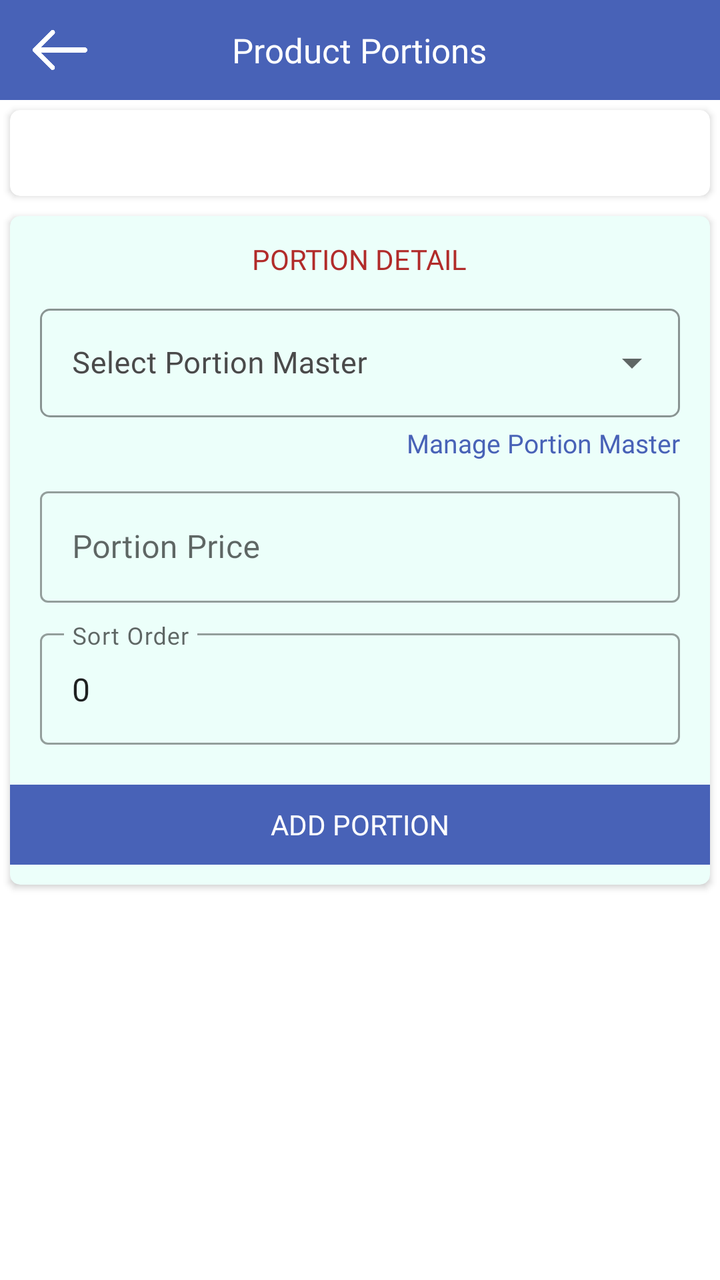
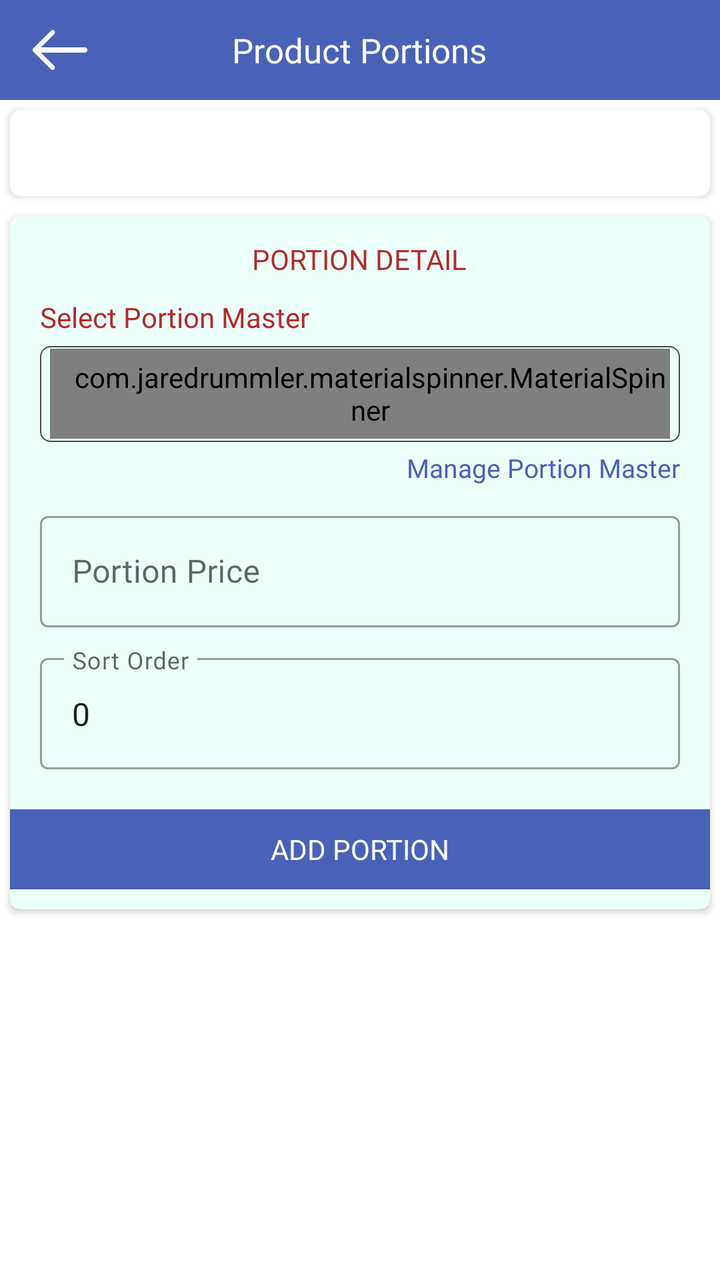

The first picture is an Android layout as it rendered before a commit; the second is the same layout after the commit. The layout source and the unified diff follow.
<!-- AndroidManifest.xml: application theme AppTheme -->
<!-- res/layout/fragment_manage_customer_product_portions.xml -->
<?xml version="1.0" encoding="utf-8"?>
<LinearLayout xmlns:android="http://schemas.android.com/apk/res/android"
    xmlns:app="http://schemas.android.com/apk/res-auto"
    xmlns:tools="http://schemas.android.com/tools"
    android:layout_width="match_parent"
    android:layout_height="match_parent"
    android:orientation="vertical"
    tools:context=".Fragment.ManageCustomerProductPortions">

    <com.google.android.material.appbar.AppBarLayout
        android:id="@+id/appBarLayout"
        android:layout_width="match_parent"
        android:layout_height="50dp">

        <RelativeLayout
            android:layout_width="match_parent"
            android:layout_height="match_parent">

            <ImageView
                android:id="@+id/backToHome"
                android:layout_width="30dp"
                android:layout_height="30dp"
                android:layout_alignParentStart="true"
                android:layout_centerInParent="true"
                android:layout_marginStart="15dp"
                android:src="@drawable/back"
                app:tint="@color/white" />

            <androidx.appcompat.widget.AppCompatTextView
                android:layout_width="wrap_content"
                android:layout_height="wrap_content"
                android:layout_centerInParent="true"
                android:fontFamily="@font/poppinsmedium"
                android:text="Product Portions"
                android:textColor="@color/white"
                android:textSize="17sp" />

        </RelativeLayout>

    </com.google.android.material.appbar.AppBarLayout>

    <androidx.core.widget.NestedScrollView
        android:layout_width="match_parent"
        android:layout_height="match_parent">

        <LinearLayout
            android:layout_width="match_parent"
            android:layout_height="wrap_content"
            android:orientation="vertical">

            <androidx.cardview.widget.CardView
                android:layout_width="match_parent"
                android:layout_height="wrap_content"
                android:layout_margin="5dp"
                app:cardCornerRadius="5dp">

                <TextView
                    android:id="@+id/productInfo"
                    android:layout_width="match_parent"
                    android:layout_height="wrap_content"
                    android:fontFamily="@font/poppinsmedium"
                    android:gravity="center"
                    android:padding="12dp"
                    android:textColor="@color/black" />

            </androidx.cardview.widget.CardView>

            <androidx.cardview.widget.CardView
                android:layout_width="match_parent"
                android:layout_height="wrap_content"
                android:layout_margin="5dp"
                app:cardBackgroundColor="#ecfffa"
                app:cardCornerRadius="5dp">

                <LinearLayout
                    android:layout_width="match_parent"
                    android:layout_height="wrap_content"
                    android:orientation="vertical"
                    android:paddingBottom="10dp">

                    <TextView
                        android:layout_width="wrap_content"
                        android:layout_height="wrap_content"
                        android:layout_gravity="center"
                        android:layout_marginTop="12dp"
                        android:fontFamily="@font/poppinsbold"
                        android:text="PORTION DETAIL"
                        android:textColor="@color/textcolor" />

                    <com.google.android.material.textfield.TextInputLayout
                        style="@style/CustomDropDownTilStyle"
                        android:layout_marginStart="15dp"
                        android:layout_marginTop="10dp"
                        android:layout_marginEnd="15dp"
                        android:hint="Select Portion Master">

                        <AutoCompleteTextView
                            android:id="@+id/portionMasterSpinner"
                            android:layout_width="match_parent"
                            android:layout_height="wrap_content"
                            android:focusable="false"
                            android:fontFamily="@font/poppinsregular"
                            android:inputType="none"
                            android:singleLine="true"
                            android:textSize="15sp" />

                    </com.google.android.material.textfield.TextInputLayout>

                    <TextView
                        android:id="@+id/managePortionMasterLink"
                        android:layout_width="wrap_content"
                        android:layout_height="wrap_content"
                        android:layout_gravity="end"
                        android:layout_marginEnd="15dp"
                        android:layout_marginTop="4dp"
                        android:fontFamily="@font/poppinsmedium"
                        android:text="Manage Portion Master"
                        android:textColor="@color/colorPrimary"
                        android:textSize="13sp" />

                    <com.google.android.material.textfield.TextInputLayout
                        style="@style/Widget.MaterialComponents.TextInputLayout.OutlinedBox"
                        android:layout_width="match_parent"
                        android:layout_height="wrap_content"
                        android:layout_marginStart="15dp"
                        android:layout_marginTop="10dp"
                        android:layout_marginEnd="15dp">

                        <com.google.android.material.textfield.TextInputEditText
                            android:id="@+id/portionPrice"
                            android:layout_width="match_parent"
                            android:layout_height="wrap_content"
                            android:fontFamily="@font/poppinsregular"
                            android:hint="Portion Price"
                            android:inputType="numberDecimal"
                            android:singleLine="true" />

                    </com.google.android.material.textfield.TextInputLayout>

                    <com.google.android.material.textfield.TextInputLayout
                        style="@style/Widget.MaterialComponents.TextInputLayout.OutlinedBox"
                        android:layout_width="match_parent"
                        android:layout_height="wrap_content"
                        android:layout_marginStart="15dp"
                        android:layout_marginTop="10dp"
                        android:layout_marginEnd="15dp">

                        <com.google.android.material.textfield.TextInputEditText
                            android:id="@+id/portionSortOrder"
                            android:layout_width="match_parent"
                            android:layout_height="wrap_content"
                            android:fontFamily="@font/poppinsregular"
                            android:hint="Sort Order"
                            android:inputType="number"
                            android:singleLine="true"
                            android:text="0" />

                    </com.google.android.material.textfield.TextInputLayout>

                    <TextView
                        android:id="@+id/addPortion"
                        android:layout_width="match_parent"
                        android:layout_height="40dp"
                        android:layout_marginTop="20dp"
                        android:background="@color/colorPrimary"
                        android:fontFamily="@font/poppinsmedium"
                        android:gravity="center"
                        android:text="Add Portion"
                        android:textAllCaps="true"
                        android:textColor="@color/white" />

                </LinearLayout>

            </androidx.cardview.widget.CardView>

            <androidx.cardview.widget.CardView
                android:id="@+id/portionListCardView"
                android:layout_width="match_parent"
                android:layout_height="wrap_content"
                android:layout_margin="5dp"
                android:visibility="gone"
                app:cardCornerRadius="5dp">

                <androidx.recyclerview.widget.RecyclerView
                    android:id="@+id/portionRecyclerview"
                    android:layout_width="match_parent"
                    android:layout_height="wrap_content"
                    android:nestedScrollingEnabled="false"
                    android:padding="5dp" />

            </androidx.cardview.widget.CardView>

        </LinearLayout>

    </androidx.core.widget.NestedScrollView>

    <TextView
        android:id="@+id/noDataFound"
        android:layout_width="wrap_content"
        android:layout_height="wrap_content"
        android:layout_gravity="center"
        android:layout_marginTop="80dp"
        android:fontFamily="@font/poppinsmedium"
        android:gravity="center"
        android:text="No portions found"
        android:textColor="@color/black"
        android:visibility="gone" />

</LinearLayout>
<!-- resources referenced by this layout -->
<resources>
  <color name="black">#000</color>
  <color name="colorPrimary">#4862b7</color>
  <color name="textcolor">#b12b2a</color>
  <color name="white">#fff</color>
  <!-- drawable back: png bitmap (drawable, 3507 bytes) -->
  <style name="CustomDropDownTilStyle" parent="Widget.MaterialComponents.TextInputLayout.OutlinedBox.ExposedDropdownMenu">
          <item name="android:layout_width">match_parent</item>
          <item name="android:layout_height">wrap_content</item>
          <item name="android:textColorHint">@color/light_black</item>
          <item name="fontFamily">@font/poppinsregular</item>
          <item name="android:textSize">15sp</item>
          <item name="overlapAnchor">true</item>
          <item name="hintTextColor">@color/colorAccent</item>
          <item name="boxStrokeColor">@color/colorAccent</item>
          <item name="colorControlNormal">@color/colorAccent</item>
          <item name="colorControlActivated">@color/colorAccent</item>
          <item name="colorControlHighlight">@color/colorAccent</item>
          <item name="boxCornerRadiusBottomEnd">5dp</item>
          <item name="boxCornerRadiusBottomStart">5dp</item>
          <item name="boxCornerRadiusTopEnd">5dp</item>
          <item name="boxCornerRadiusTopStart">5dp</item>
      </style>
  <style name="AppTheme" parent="Theme.MaterialComponents.DayNight.NoActionBar">
          
          <item name="colorPrimary">@color/colorPrimary</item>
          <item name="colorPrimaryDark">@color/colorPrimary</item>
          <item name="colorAccent">@color/colorAccent</item>
          <item name="android:windowIsTranslucent">true</item>
          <item name="windowNoTitle">true</item>
          <item name="windowActionBar">false</item>
  
      </style>
  <color name="light_black">#4a4a4a</color>
  <color name="colorAccent">#000</color>
</resources>

<!-- the commit's change to res/layout/fragment_manage_customer_product_portions.xml (unified diff, before → after) -->
@@ -87,24 +87,38 @@
                         android:text="PORTION DETAIL"
                         android:textColor="@color/textcolor" />
 
-                    <com.google.android.material.textfield.TextInputLayout
-                        style="@style/CustomDropDownTilStyle"
+                    <TextView
+                        android:layout_width="wrap_content"
+                        android:layout_height="wrap_content"
                         android:layout_marginStart="15dp"
                         android:layout_marginTop="10dp"
+                        android:fontFamily="@font/poppinsregular"
+                        android:text="Select Portion Master"
+                        android:textColor="@color/textcolor" />
+
+                    <LinearLayout
+                        android:layout_width="match_parent"
+                        android:layout_height="48dp"
+                        android:layout_marginStart="15dp"
+                        android:layout_marginTop="5dp"
                         android:layout_marginEnd="15dp"
-                        android:hint="Select Portion Master">
-
-                        <AutoCompleteTextView
+                        android:background="@drawable/button_rounded_border"
+                        android:orientation="horizontal">
+
+                        <com.jaredrummler.materialspinner.MaterialSpinner
                             android:id="@+id/portionMasterSpinner"
                             android:layout_width="match_parent"
-                            android:layout_height="wrap_content"
-                            android:focusable="false"
+                            android:layout_height="45dp"
+                            android:layout_gravity="center"
+                            android:layout_margin="5dp"
                             android:fontFamily="@font/poppinsregular"
-                            android:inputType="none"
-                            android:singleLine="true"
-                            android:textSize="15sp" />
-
-                    </com.google.android.material.textfield.TextInputLayout>
+                            android:gravity="center|start"
+                            android:paddingStart="10dp"
+                            android:textColor="@color/black"
+                            android:textSize="15sp"
+                            app:ms_hint="Select Portion Master" />
+
+                    </LinearLayout>
 
                     <TextView
                         android:id="@+id/managePortionMasterLink"
<!-- resource entries referenced after the edit -->
@@ -5,23 +5,14 @@
   <color name="textcolor">#b12b2a</color>
   <color name="white">#fff</color>
   <!-- drawable back: png bitmap (drawable, 3507 bytes) -->
-  <style name="CustomDropDownTilStyle" parent="Widget.MaterialComponents.TextInputLayout.OutlinedBox.ExposedDropdownMenu">
-          <item name="android:layout_width">match_parent</item>
-          <item name="android:layout_height">wrap_content</item>
-          <item name="android:textColorHint">@color/light_black</item>
-          <item name="fontFamily">@font/poppinsregular</item>
-          <item name="android:textSize">15sp</item>
-          <item name="overlapAnchor">true</item>
-          <item name="hintTextColor">@color/colorAccent</item>
-          <item name="boxStrokeColor">@color/colorAccent</item>
-          <item name="colorControlNormal">@color/colorAccent</item>
-          <item name="colorControlActivated">@color/colorAccent</item>
-          <item name="colorControlHighlight">@color/colorAccent</item>
-          <item name="boxCornerRadiusBottomEnd">5dp</item>
-          <item name="boxCornerRadiusBottomStart">5dp</item>
-          <item name="boxCornerRadiusTopEnd">5dp</item>
-          <item name="boxCornerRadiusTopStart">5dp</item>
-      </style>
+  <!-- drawable button_rounded_border (drawable) -->
+  <?xml version="1.0" encoding="utf-8"?>
+  <shape xmlns:android="http://schemas.android.com/apk/res/android">
+      <stroke
+          android:width="0.7dp"
+          android:color="@color/light_black" />
+      <corners android:radius="5dp" />
+  </shape>
   <style name="AppTheme" parent="Theme.MaterialComponents.DayNight.NoActionBar">
           
           <item name="colorPrimary">@color/colorPrimary</item>
